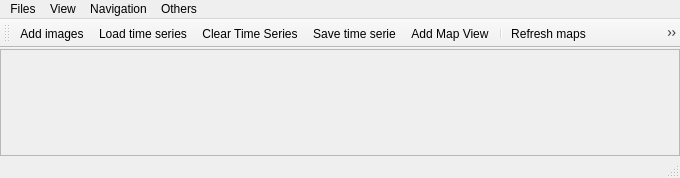
First picture: the form in eotimeseriesviewer/ui/timeseriesviewer.ui, repository jakimowb/eo-time-series-viewer, before the edit.
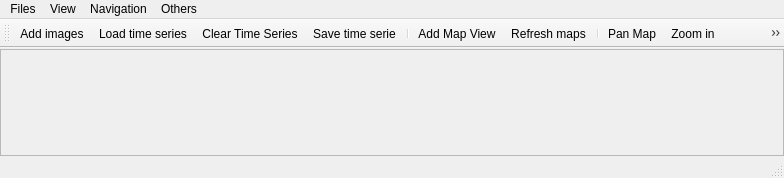
Second picture: the form after the edit. Icons and pictures are not drawn. Custom widgets are drawn as their Qt base class.

```diff
--- a/eotimeseriesviewer/ui/timeseriesviewer.ui
+++ b/eotimeseriesviewer/ui/timeseriesviewer.ui
@@ -6,7 +6,7 @@
    <rect>
     <x>0</x>
     <y>0</y>
-    <width>680</width>
+    <width>784</width>
     <height>178</height>
    </rect>
   </property>
@@ -99,8 +99,8 @@
         <rect>
          <x>0</x>
          <y>0</y>
-         <width>678</width>
-         <height>72</height>
+         <width>782</width>
+         <height>90</height>
         </rect>
        </property>
        <property name="sizePolicy">
@@ -146,8 +146,8 @@
     <rect>
      <x>0</x>
      <y>0</y>
-     <width>680</width>
-     <height>22</height>
+     <width>784</width>
+     <height>21</height>
     </rect>
    </property>
    <widget class="QMenu" name="menuFiles">
@@ -229,26 +229,26 @@
    <addaction name="actionLoadTS"/>
    <addaction name="actionClearTS"/>
    <addaction name="actionSaveTS"/>
+   <addaction name="separator"/>
    <addaction name="actionAddMapView"/>
-   <addaction name="separator"/>
    <addaction name="actionRefresh"/>
-   <addaction name="actionMoveCenter"/>
+   <addaction name="separator"/>
+   <addaction name="actionPan"/>
    <addaction name="actionZoomIn"/>
    <addaction name="actionZoomOut"/>
-   <addaction name="actionZoomMaxExtent"/>
    <addaction name="actionZoomPixelScale"/>
-   <addaction name="actionPan"/>
+   <addaction name="actionZoomFullExtent"/>
+   <addaction name="actionIdentify"/>
+   <addaction name="separator"/>
+   <addaction name="optionIdentifyCursorLocation"/>
+   <addaction name="optionIdentifySpectralProfile"/>
+   <addaction name="optionIdentifyTemporalProfile"/>
+   <addaction name="optionMoveCenter"/>
    <addaction name="separator"/>
    <addaction name="actionImportExtent"/>
    <addaction name="actionImportCenter"/>
    <addaction name="actionExportExtent"/>
    <addaction name="actionExportCenter"/>
-   <addaction name="separator"/>
-   <addaction name="actionIdentifyCursorLocationValues"/>
-   <addaction name="actionIdentifyTemporalProfile"/>
-   <addaction name="actionIdentifySpectralProfile"/>
-   <addaction name="separator"/>
-   <addaction name="actionAbout"/>
   </widget>
   <action name="actionMoveCenter">
    <property name="icon">
@@ -697,6 +697,81 @@
     <string>Load images from a stack or list of stacks witch each image band being an temporal observation</string>
    </property>
   </action>
+  <action name="actionIdentify">
+   <property name="checkable">
+    <bool>true</bool>
+   </property>
+   <property name="icon">
+    <iconset resource="../externals/qps/qpsresources.qrc">
+     <normaloff>:/qps/ui/icons/select_location.svg</normaloff>:/qps/ui/icons/select_location.svg</iconset>
+   </property>
+   <property name="text">
+    <string>Identify Pixels and Features</string>
+   </property>
+   <property name="toolTip">
+    <string>identify</string>
+   </property>
+  </action>
+  <action name="optionIdentifyCursorLocation">
+   <property name="checkable">
+    <bool>true</bool>
+   </property>
+   <property name="checked">
+    <bool>false</bool>
+   </property>
+   <property name="icon">
+    <iconset resource="../../../../QGIS/images/images.qrc">
+     <normaloff>:/images/themes/default/mActionPropertiesWidget.svg</normaloff>:/images/themes/default/mActionPropertiesWidget.svg</iconset>
+   </property>
+   <property name="text">
+    <string>CLV</string>
+   </property>
+   <property name="toolTip">
+    <string>Identify cursor location values</string>
+   </property>
+  </action>
+  <action name="optionMoveCenter">
+   <property name="checkable">
+    <bool>true</bool>
+   </property>
+   <property name="icon">
+    <iconset resource="../externals/qps/qpsresources.qrc">
+     <normaloff>:/qps/ui/icons/pan_center.svg</normaloff>:/qps/ui/icons/pan_center.svg</iconset>
+   </property>
+   <property name="text">
+    <string>Move to Point</string>
+   </property>
+   <property name="toolTip">
+    <string>Center map on clicked locations</string>
+   </property>
+  </action>
+  <action name="optionIdentifySpectralProfile">
+   <property name="checkable">
+    <bool>true</bool>
+   </property>
+   <property name="icon">
+    <iconset resource="../externals/qps/qpsresources.qrc">
+     <normaloff>:/qps/ui/icons/profile.svg</normaloff>:/qps/ui/icons/profile.svg</iconset>
+   </property>
+   <property name="text">
+    <string>RP</string>
+   </property>
+   <property name="toolTip">
+    <string>Identify raster profiles to be shown in a Spectral Library.</string>
+   </property>
+  </action>
+  <action name="optionIdentifyTemporalProfile">
+   <property name="checkable">
+    <bool>true</bool>
+   </property>
+   <property name="icon">
+    <iconset resource="resources.qrc">
+     <normaloff>:/timeseriesviewer/icons/mIconTemporalProfile.svg</normaloff>:/timeseriesviewer/icons/mIconTemporalProfile.svg</iconset>
+   </property>
+   <property name="text">
+    <string>IdentifyTemporalProfile</string>
+   </property>
+  </action>
  </widget>
  <customwidgets>
   <customwidget>
```
Left out of the diff: 23 changed lines with no effect on the pictures.
